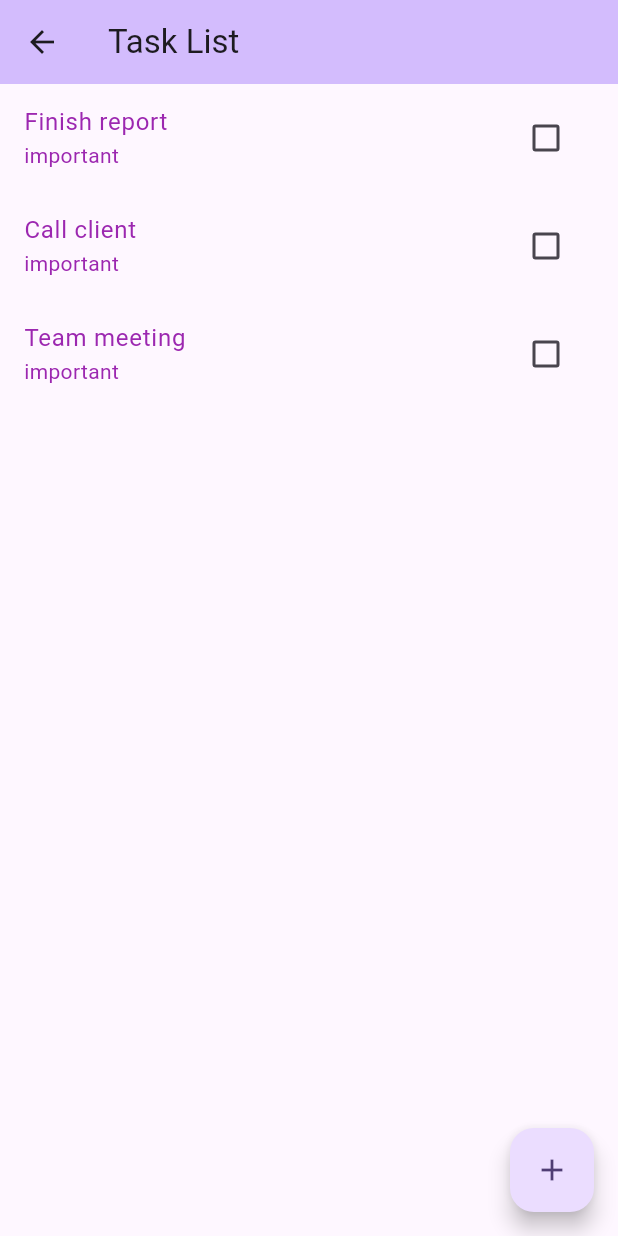
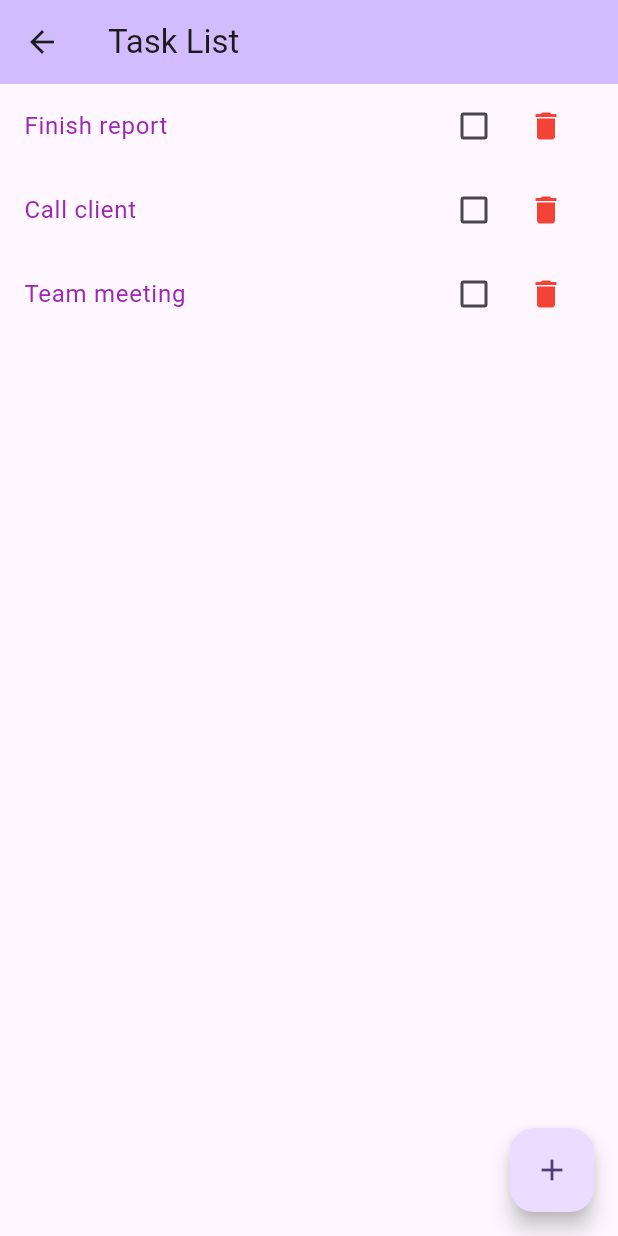
Before and after one commit to Aladdin-Ghribi/company_task_manager, a Flutter app: the TaskListScreen screen opened directly, on a phone screen of 412 x 824 dp. Run offline on Flutter 3.47's test engine with Material 3 defaults, Android fonts, the phone set to English and light mode, and no system bars.

Commit message:
Adding delete button and refresh list with setState

```diff
--- a/lib/main.dart
+++ b/lib/main.dart
@@ -107,9 +107,11 @@ Widget build(BuildContext context) {
       itemBuilder: (context, index) {
         return ListTile(
           title: Text(_tasks[index]["title"]),
-          subtitle: Text("important"),
           textColor: Colors.purple[500],
-          trailing: Checkbox(
+          trailing: Row(
+            mainAxisSize: MainAxisSize.min,
+            children: [
+              Checkbox(
                 value: _tasks[index]["completed"],
                 onChanged: (value) {
                   setState(() {
@@ -117,6 +119,16 @@ Widget build(BuildContext context) {
                     debugPrint("${_tasks[index]["title"]} marked as ${value ? 'done' : 'not done'}");
                   });
                 },
+              ),
+              IconButton(onPressed: (){
+                setState(() {
+                  String deletedTask=_tasks[index]["title"];
+                  _tasks.removeAt(index);
+                  debugPrint("Deleted Task: $deletedTask");
+                });
+
+              }, icon: Icon(Icons.delete,color: Colors.red,))
+            ],
           ),
         );
       },
@@ -158,7 +170,8 @@ class AddTaskScreen extends StatelessWidget {
             TextField(
               controller: _taskController,
               decoration: InputDecoration(
-                labelText: 'Task Title',
+                labelText: 'Task Title',                fillColor: Colors.blue,
+
                 border: OutlineInputBorder(),
               ),
             ),
```
Lines whose indentation alone changed are shown as unchanged.
